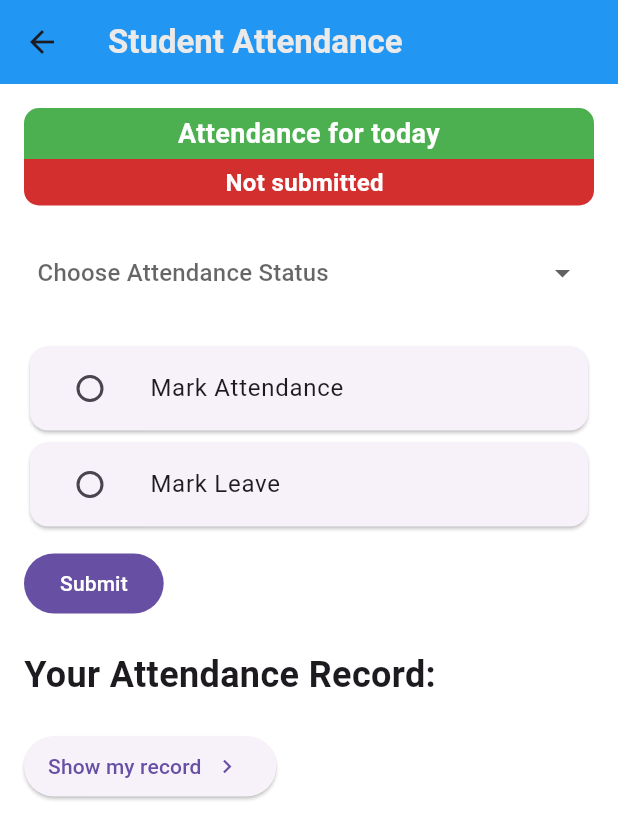
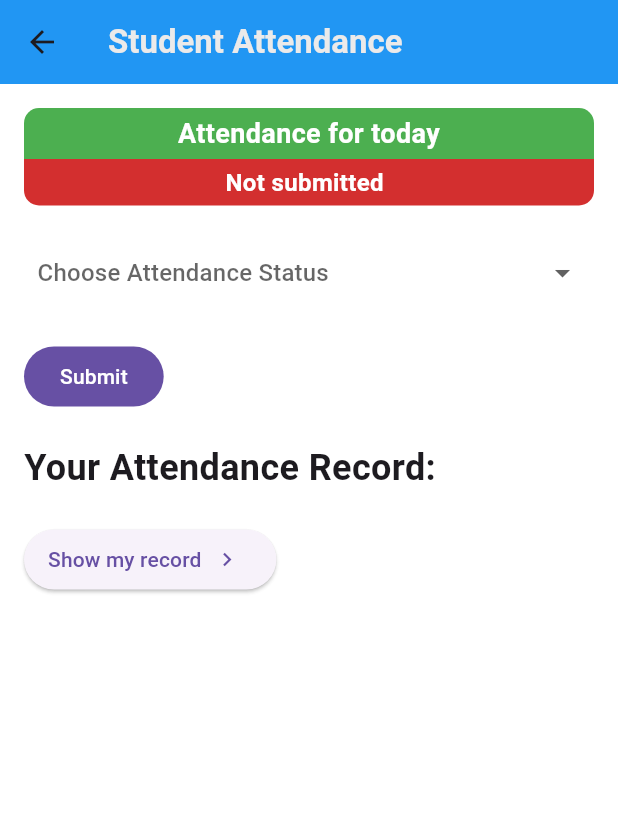
Before and after one commit to abdullah-works/Attendance-Management-System-App, a Flutter app: the UserPanel screen opened directly, on a phone screen of 412 x 824 dp. Shown: the top 839 px of the screen. Run offline on Flutter 3.47's test engine with Material 3 defaults, Android fonts, the light colour scheme and no system bars; our stand-ins replace cloud_firestore, firebase_auth, firebase_core, flutter_spinkit, internet_connection_checker_plus; accounts and stored records are empty.

Commit message:
replaced radio button with dropdown button

```diff
--- a/lib/screens/user_panel.dart
+++ b/lib/screens/user_panel.dart
@@ -1,7 +1,6 @@
 import 'package:attendance_management_system_app/screens/user_record_screen.dart';
 
 import 'package:flutter/material.dart';
-import 'package:attendance_management_system_app/widgets/attendance_radio_button.dart';
 
 class UserPanel extends StatefulWidget {
   const UserPanel({super.key});
@@ -11,7 +10,6 @@ class UserPanel extends StatefulWidget {
 }
 
 class _UserPanelState extends State<UserPanel> {
-  AttendanceOptions? _character;
   String? selectedAttendance;
   bool isValueSelected = false;
   bool isAttendanceSubmitted = false;
@@ -133,27 +131,6 @@ class _UserPanelState extends State<UserPanel> {
                   ).toList()),
             ),
             const SizedBox(height: 20.0),
-            AttendanceRadioButton(
-              text: 'Mark Attendance',
-              value: AttendanceOptions.markAttendance,
-              currentValue: _character,
-              changeValue: (value) {
-                setState(() {
-                  _character = value;
-                });
-              },
-            ),
-            AttendanceRadioButton(
-              text: 'Mark Leave',
-              value: AttendanceOptions.markLeave,
-              currentValue: _character,
-              changeValue: (value) {
-                setState(() {
-                  _character = value;
-                });
-              },
-            ),
-            const SizedBox(height: 10.0),
             FilledButton(
               onPressed: () {
                 if (isValueSelected == false) {
```
